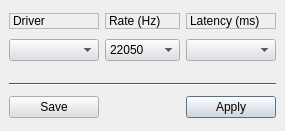
ErwanLegrand/Traverso-DAW, file src/traverso/ui/QuickDriverConfigWidget.ui: the form before one commit.
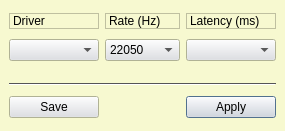
The form after the commit.

Commit message: restore the 'beautiful' background color :)

Patch:
```diff
--- a/src/traverso/ui/QuickDriverConfigWidget.ui
+++ b/src/traverso/ui/QuickDriverConfigWidget.ui
@@ -66,9 +66,9 @@
       <blue>255</blue>
      </color>
      <color>
-      <red>239</red>
-      <green>239</green>
-      <blue>239</blue>
+      <red>247</red>
+      <green>249</green>
+      <blue>208</blue>
      </color>
      <color>
       <red>0</red>
@@ -153,9 +153,9 @@
       <blue>255</blue>
      </color>
      <color>
-      <red>239</red>
-      <green>239</green>
-      <blue>239</blue>
+      <red>247</red>
+      <green>249</green>
+      <blue>208</blue>
      </color>
      <color>
       <red>0</red>
@@ -235,14 +235,14 @@
       <blue>128</blue>
      </color>
      <color>
-      <red>239</red>
-      <green>239</green>
-      <blue>239</blue>
+      <red>247</red>
+      <green>249</green>
+      <blue>208</blue>
      </color>
      <color>
-      <red>239</red>
-      <green>239</green>
-      <blue>239</blue>
+      <red>247</red>
+      <green>249</green>
+      <blue>208</blue>
      </color>
      <color>
       <red>0</red>
```
